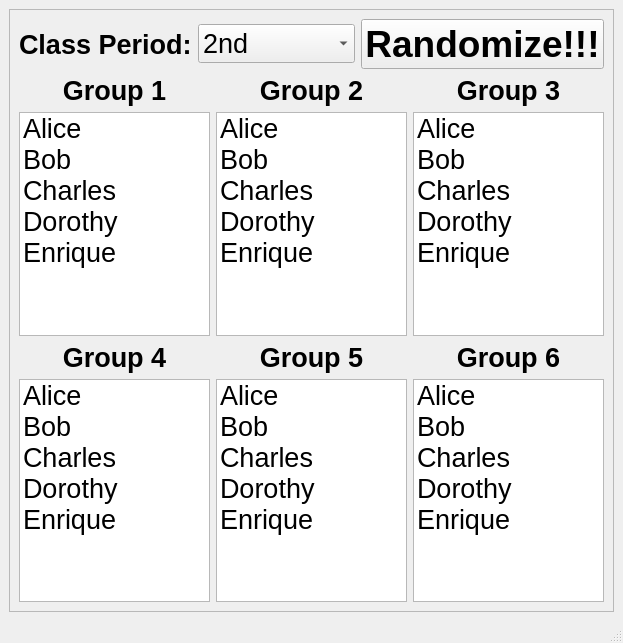
pythagitup/Random-Group-Creator, file random_gui.ui: the form before one commit.
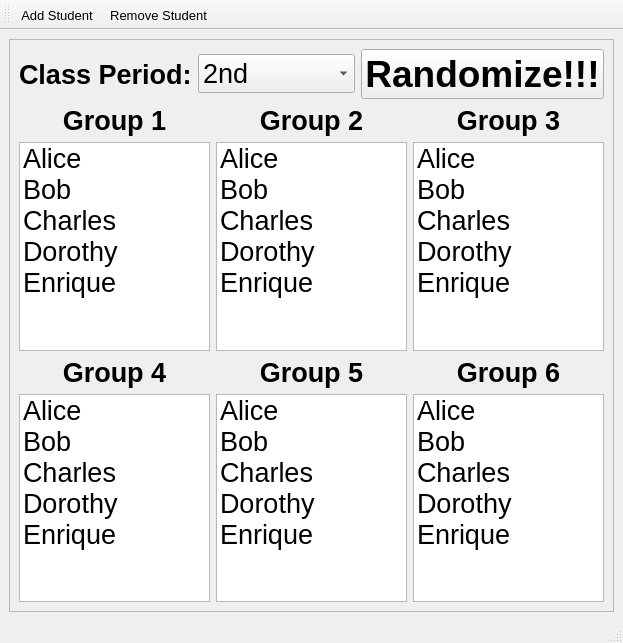
The form after the commit.

Commit message: Added toolbar with options to add/remove students, added color to lists.

The edit to the form file:
```diff
--- a/random_gui.ui
+++ b/random_gui.ui
@@ -435,6 +435,39 @@
    </property>
   </widget>
   <widget class="QStatusBar" name="statusbar"/>
+  <widget class="QToolBar" name="toolBar">
+   <property name="font">
+    <font>
+     <pointsize>10</pointsize>
+    </font>
+   </property>
+   <property name="windowTitle">
+    <string>toolBar</string>
+   </property>
+   <attribute name="toolBarArea">
+    <enum>TopToolBarArea</enum>
+   </attribute>
+   <attribute name="toolBarBreak">
+    <bool>false</bool>
+   </attribute>
+   <addaction name="actionAdd_Student"/>
+   <addaction name="actionRemove_Student"/>
+  </widget>
+  <action name="actionAdd_Student">
+   <property name="text">
+    <string>Add Student</string>
+   </property>
+   <property name="font">
+    <font>
+     <pointsize>10</pointsize>
+    </font>
+   </property>
+  </action>
+  <action name="actionRemove_Student">
+   <property name="text">
+    <string>Remove Student</string>
+   </property>
+  </action>
  </widget>
  <resources/>
  <connections/>
```
The commit also changes 17 other files.
